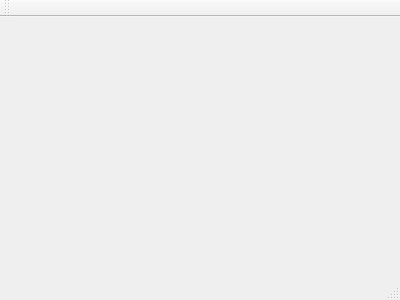
This is TCPOnWindows/TcpClientOnWindows/tcpclientwindow.ui in shufameng/TCPOnWindows as Qt 5 draws it before an edit. The edited form follows.
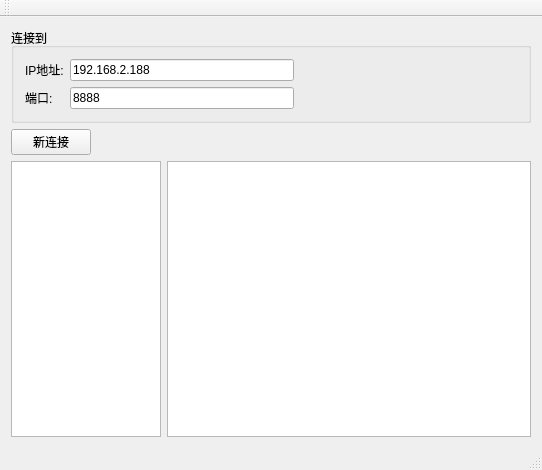
This is the edited form.

Patch:
```diff
--- a/TCPOnWindows/TcpClientOnWindows/tcpclientwindow.ui
+++ b/TCPOnWindows/TcpClientOnWindows/tcpclientwindow.ui
@@ -1,24 +1,141 @@
 <ui version="4.0">
  <class>TcpClientWindow</class>
- <widget class="QMainWindow" name="TcpClientWindow" >
-  <property name="geometry" >
+ <widget class="QMainWindow" name="TcpClientWindow">
+  <property name="geometry">
    <rect>
     <x>0</x>
     <y>0</y>
-    <width>400</width>
-    <height>300</height>
+    <width>542</width>
+    <height>470</height>
    </rect>
   </property>
   <property name="windowTitle" >
    <string>TcpClientWindow</string>
   </property>
-  <widget class="QMenuBar" name="menuBar" />
-  <widget class="QToolBar" name="mainToolBar" />
-  <widget class="QWidget" name="centralWidget" />
-  <widget class="QStatusBar" name="statusBar" />
+  <widget class="QWidget" name="centralWidget">
+   <layout class="QGridLayout" name="gridLayout_2">
+    <item row="2" column="0">
+     <widget class="QListWidget" name="listWidget_socketList">
+      <property name="sizePolicy">
+       <sizepolicy hsizetype="Preferred" vsizetype="Expanding">
+        <horstretch>0</horstretch>
+        <verstretch>0</verstretch>
+       </sizepolicy>
+      </property>
+      <property name="maximumSize">
+       <size>
+        <width>150</width>
+        <height>16777215</height>
+       </size>
+      </property>
+      <property name="contextMenuPolicy">
+       <enum>Qt::CustomContextMenu</enum>
+      </property>
+     </widget>
+    </item>
+    <item row="2" column="1">
+     <widget class="QTextEdit" name="textEdit_log"/>
+    </item>
+    <item row="1" column="0" colspan="2">
+     <layout class="QHBoxLayout" name="horizontalLayout">
+      <item>
+       <widget class="QPushButton" name="pushButton_newConn">
+        <property name="text">
+         <string>新连接</string>
+        </property>
+        <property name="autoRepeat">
+         <bool>true</bool>
+        </property>
+       </widget>
+      </item>
+      <item>
+       <spacer name="horizontalSpacer_2">
+        <property name="orientation">
+         <enum>Qt::Horizontal</enum>
+        </property>
+        <property name="sizeHint" stdset="0">
+         <size>
+          <width>40</width>
+          <height>20</height>
+         </size>
+        </property>
+       </spacer>
+      </item>
+     </layout>
+    </item>
+    <item row="0" column="0" colspan="2">
+     <widget class="QGroupBox" name="groupBox">
+      <property name="title">
+       <string>连接到</string>
+      </property>
+      <layout class="QGridLayout" name="gridLayout">
+       <item row="0" column="1">
+        <widget class="QLineEdit" name="lineEdit_serverIP">
+         <property name="text">
+          <string>192.168.2.188</string>
+         </property>
+        </widget>
+       </item>
+       <item row="1" column="1">
+        <widget class="QLineEdit" name="lineEdit_serverPort">
+         <property name="text">
+          <string>8888</string>
+         </property>
+        </widget>
+       </item>
+       <item row="0" column="0">
+        <widget class="QLabel" name="label">
+         <property name="text">
+          <string>IP地址:</string>
+         </property>
+        </widget>
+       </item>
+       <item row="1" column="0">
+        <widget class="QLabel" name="label_2">
+         <property name="text">
+          <string>端口:</string>
+         </property>
+        </widget>
+       </item>
+       <item row="0" column="2">
+        <spacer name="horizontalSpacer">
+         <property name="orientation">
+          <enum>Qt::Horizontal</enum>
+         </property>
+         <property name="sizeHint" stdset="0">
+          <size>
+           <width>40</width>
+           <height>20</height>
+          </size>
+         </property>
+        </spacer>
+       </item>
+      </layout>
+     </widget>
+    </item>
+   </layout>
+  </widget>
+  <widget class="QMenuBar" name="menuBar">
+   <property name="geometry">
+    <rect>
+     <x>0</x>
+     <y>0</y>
+     <width>542</width>
+     <height>22</height>
+    </rect>
+   </property>
+  </widget>
+  <widget class="QToolBar" name="mainToolBar">
+   <attribute name="toolBarArea">
+    <enum>TopToolBarArea</enum>
+   </attribute>
+   <attribute name="toolBarBreak">
+    <bool>false</bool>
+   </attribute>
+  </widget>
+  <widget class="QStatusBar" name="statusBar"/>
  </widget>
- <layoutDefault spacing="6" margin="11" />
- <pixmapfunction></pixmapfunction>
+ <layoutdefault spacing="6" margin="11"/>
  <resources/>
  <connections/>
 </ui>
```
Left out of the diff: 3 changed lines with no effect on the pictures.
